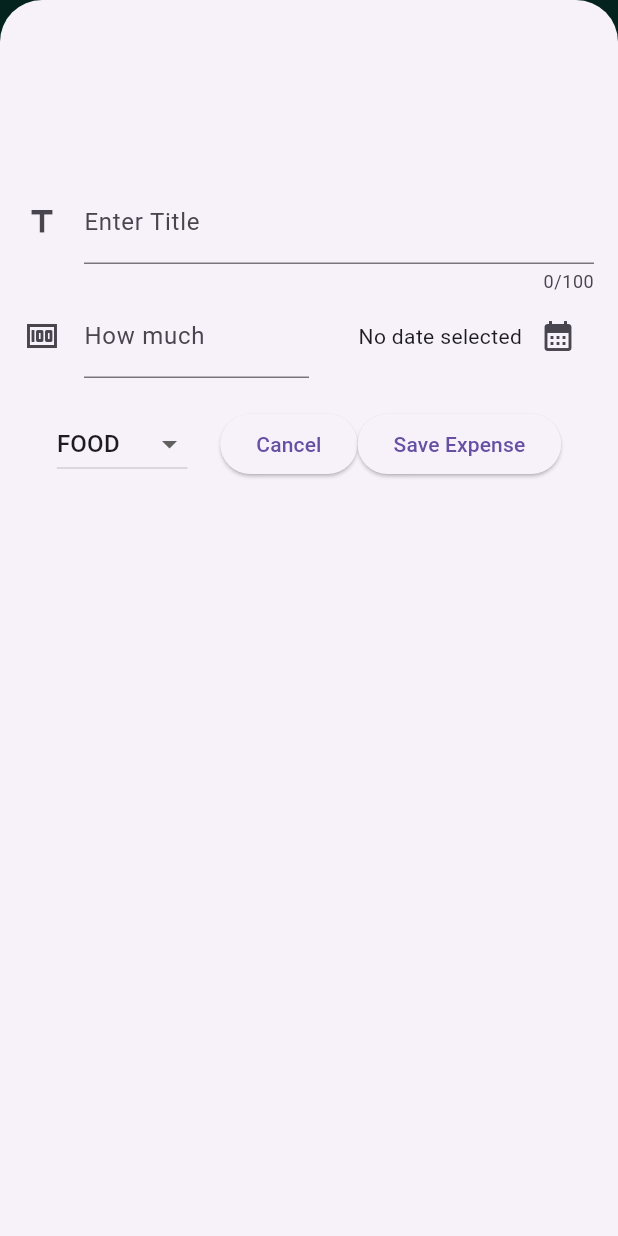
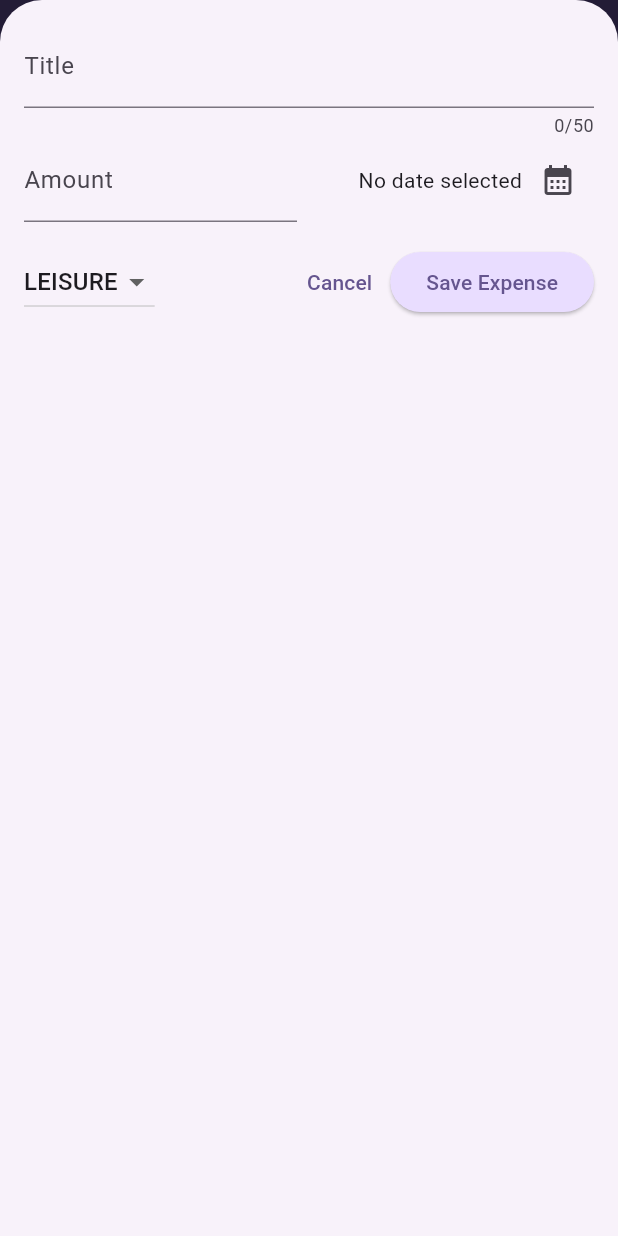
Before and after one commit to andrew21-mch/flutter-udemy, a Flutter app: the screen it shows after launch, after a tap on the "add" icon, on a phone screen of 412 x 824 dp. Run offline on Flutter 3.47's test engine with Material 3 defaults, Android fonts, the phone set to English and light mode, and no system bars.

Commit message:
using media queries for responsivenes

```diff
--- a/lib/main.dart
+++ b/lib/main.dart
@@ -2,10 +2,69 @@ import 'package:flutter/material.dart';
 
 import 'package:expense_tracker/widgets/expenses.dart';
 
+var kColorScheme = ColorScheme.fromSeed(
+  seedColor: const Color.fromARGB(255, 96, 59, 181),
+);
+
+var kDarkColorScheme = ColorScheme.fromSeed(
+  brightness: Brightness.dark,
+  seedColor: const Color.fromARGB(255, 5, 99, 125),
+);
+
 void main() {
+  // WidgetsFlutterBinding.ensureInitialized(); | adjust device orientation
+  // SystemChrome.setPreferredOrientations([
+  //   DeviceOrientation.portraitUp,
+  // ]).then((fn) {
   runApp(
-    const MaterialApp(
-      home: Expenses()
+    MaterialApp(
+      darkTheme: ThemeData.dark().copyWith(
+        // useMaterial3: true,
+        colorScheme: kDarkColorScheme,
+        cardTheme: const CardTheme().copyWith(
+          color: kDarkColorScheme.secondaryContainer,
+          margin: const EdgeInsets.symmetric(
+            horizontal: 16,
+            vertical: 8,
+          ),
+        ),
+        elevatedButtonTheme: ElevatedButtonThemeData(
+          style: ElevatedButton.styleFrom(
+            backgroundColor: kDarkColorScheme.primaryContainer,
+            foregroundColor: kDarkColorScheme.onPrimaryContainer,
+          ),
+        ),
+      ),
+      theme: ThemeData().copyWith(
+        // useMaterial3: true,
+        colorScheme: kColorScheme,
+        appBarTheme: const AppBarTheme().copyWith(
+          backgroundColor: kColorScheme.onPrimaryContainer,
+          foregroundColor: kColorScheme.primaryContainer,
+        ),
+        cardTheme: const CardTheme().copyWith(
+          color: kColorScheme.secondaryContainer,
+          margin: const EdgeInsets.symmetric(
+            horizontal: 16,
+            vertical: 8,
+          ),
+        ),
+        elevatedButtonTheme: ElevatedButtonThemeData(
+          style: ElevatedButton.styleFrom(
+            backgroundColor: kColorScheme.primaryContainer,
+          ),
+        ),
+        textTheme: ThemeData().textTheme.copyWith(
+              titleLarge: TextStyle(
+                fontWeight: FontWeight.bold,
+                color: kColorScheme.onSecondaryContainer,
+                fontSize: 16,
+              ),
+            ),
+      ),
+      // themeMode: ThemeMode.system, // default
+      home: const Expenses(),
     ),
   );
 }
+// }
--- a/lib/models/expense.dart
+++ b/lib/models/expense.dart
@@ -6,23 +6,23 @@ final formatter = DateFormat.yMd();
 
 const uuid = Uuid();
 
+enum Category { food, travel, leisure, work, school }
+
 const categoryIcons = {
   Category.food: Icons.lunch_dining,
   Category.travel: Icons.flight_takeoff,
   Category.leisure: Icons.movie,
   Category.work: Icons.work,
-  Category.school: Icons.school
+  Category.school: Icons.school,
 };
 
-enum Category { food, travel, leisure, work, school }
-
 class Expense {
-  Expense(
-      {required this.title,
-      required this.amount,
-      required this.date,
-      required this.category})
-      : id = uuid.v4();
+  Expense({
+    required this.title,
+    required this.amount,
+    required this.date,
+    required this.category,
+  }) : id = uuid.v4();
 
   final String id;
   final String title;
@@ -30,8 +30,32 @@ class Expense {
   final DateTime date;
   final Category category;
 
-
-  get formatedDate {
+  String get formattedDate {
     return formatter.format(date);
   }
 }
+
+class ExpenseBucket {
+  const ExpenseBucket({
+    required this.category,
+    required this.expenses,
+  });
+
+  ExpenseBucket.forCategory(List<Expense> allExpenses, this.category)
+      : expenses = allExpenses
+            .where((expense) => expense.category == category)
+            .toList();
+
+  final Category category;
+  final List<Expense> expenses;
+
+  double get totalExpenses {
+    double sum = 0;
+
+    for (final expense in expenses) {
+      sum += expense.amount; // sum = sum + expense.amount
+    }
+
+    return sum;
+  }
+}
--- /dev/null
+++ b/lib/widgets/chart/chart.dart
@@ -0,0 +1,95 @@
+import 'package:flutter/material.dart';
+
+import 'package:expense_tracker/widgets/chart/chart_bar.dart';
+import 'package:expense_tracker/models/expense.dart';
+
+class Chart extends StatelessWidget {
+  const Chart({super.key, required this.expenses});
+
+  final List<Expense> expenses;
+
+  List<ExpenseBucket> get buckets {
+    return [
+      ExpenseBucket.forCategory(expenses, Category.food),
+      ExpenseBucket.forCategory(expenses, Category.leisure),
+      ExpenseBucket.forCategory(expenses, Category.travel),
+      ExpenseBucket.forCategory(expenses, Category.work),
+    ];
+  }
+
+  double get maxTotalExpense {
+    double maxTotalExpense = 0;
+
+    for (final bucket in buckets) {
+      if (bucket.totalExpenses > maxTotalExpense) {
+        maxTotalExpense = bucket.totalExpenses;
+      }
+    }
+
+    return maxTotalExpense;
+  }
+
+  @override
+  Widget build(BuildContext context) {
+    final isDarkMode =
+        MediaQuery.of(context).platformBrightness == Brightness.dark;
+    return Container(
+      margin: const EdgeInsets.all(16),
+      padding: const EdgeInsets.symmetric(
+        vertical: 16,
+        horizontal: 8,
+      ),
+      width: double.infinity,
+      height: 180,
+      decoration: BoxDecoration(
+        borderRadius: BorderRadius.circular(8),
+        gradient: LinearGradient(
+          colors: [
+            Theme.of(context).colorScheme.primary.withOpacity(0.3),
+            Theme.of(context).colorScheme.primary.withOpacity(0.0)
+          ],
+          begin: Alignment.bottomCenter,
+          end: Alignment.topCenter,
+        ),
+      ),
+      child: Column(
+        children: [
+          Expanded(
+            child: Row(
+              crossAxisAlignment: CrossAxisAlignment.end,
+              children: [
+                for (final bucket in buckets) // alternative to map()
+                  ChartBar(
+                    fill: bucket.totalExpenses == 0
+                        ? 0
+                        : bucket.totalExpenses / maxTotalExpense,
+                  )
+              ],
+            ),
+          ),
+          const SizedBox(height: 12),
+          Row(
+            children: buckets // for ... in
+                .map(
+                  (bucket) => Expanded(
+                    child: Padding(
+                      padding: const EdgeInsets.symmetric(horizontal: 4),
+                      child: Icon(
+                        categoryIcons[bucket.category],
+                        color: isDarkMode
+                            ? Theme.of(context).colorScheme.secondary
+                            : Theme.of(context)
+                                .colorScheme
+                                .primary
+                                .withOpacity(0.7),
+                      ),
+                    ),
+                  ),
+                )
+                .toList(),
+          )
+        ],
+      ),
+    );
+  }
+}
--- /dev/null
+++ b/lib/widgets/chart/chart_bar.dart
@@ -0,0 +1,34 @@
+import 'package:flutter/material.dart';
+
+class ChartBar extends StatelessWidget {
+  const ChartBar({
+    super.key,
+    required this.fill,
+  });
+
+  final double fill;
+
+  @override
+  Widget build(BuildContext context) {
+    final isDarkMode =
+        MediaQuery.of(context).platformBrightness == Brightness.dark;
+    return Expanded(
+      child: Padding(
+        padding: const EdgeInsets.symmetric(horizontal: 4),
+        child: FractionallySizedBox(
+          heightFactor: fill, // 0 <> 1
+          child: DecoratedBox(
+            decoration: BoxDecoration(
+              shape: BoxShape.rectangle,
+              borderRadius:
+                  const BorderRadius.vertical(top: Radius.circular(8)),
+              color: isDarkMode
+                  ? Theme.of(context).colorScheme.secondary
+                  : Theme.of(context).colorScheme.primary.withOpacity(0.65),
+            ),
+          ),
+        ),
+      ),
+    );
+  }
+}
--- a/lib/widgets/expenses.dart
+++ b/lib/widgets/expenses.dart
@@ -1,8 +1,9 @@
-import 'package:expense_tracker/data/expenses.dart';
+import 'package:flutter/material.dart';
+
+import 'package:expense_tracker/widgets/new_expense.dart';
 import 'package:expense_tracker/widgets/expenses_list/expenses_list.dart';
 import 'package:expense_tracker/models/expense.dart';
-import 'package:expense_tracker/widgets/new_expense.dart';
-import 'package:flutter/material.dart';
+import 'package:expense_tracker/widgets/chart/chart.dart';
 
 class Expenses extends StatefulWidget {
   const Expenses({super.key});
@@ -14,90 +15,103 @@ class Expenses extends StatefulWidget {
 }
 
 class _ExpensesState extends State<Expenses> {
-  final List<Expense> _expenses = expenses;
+  final List<Expense> _registeredExpenses = [
+    Expense(
+      title: 'Flutter Course',
+      amount: 19.99,
+      date: DateTime.now(),
+      category: Category.work,
+    ),
+    Expense(
+      title: 'Cinema',
+      amount: 15.69,
+      date: DateTime.now(),
+      category: Category.leisure,
+    ),
+  ];
 
   void _openAddExpenseOverlay() {
     showModalBottomSheet(
+      isScrollControlled: true,
+      useSafeArea: true,
       context: context,
-        isScrollControlled: true,
-        isDismissible: true,
-        builder: (ctx) => NewExpense(onAddExpense: _addExpense));
+      builder: (ctx) => NewExpense(onAddExpense: _addExpense),
+    );
   }
 
   void _addExpense(Expense expense) {
     setState(() {
-      _expenses.add(expense);
+      _registeredExpenses.add(expense);
     });
   }
 
   void _removeExpense(Expense expense) {
-    final expenseIndex = _expenses.indexOf(expense);
+    final expenseIndex = _registeredExpenses.indexOf(expense);
     setState(() {
-      expenses.remove(expense);
+      _registeredExpenses.remove(expense);
     });
-
     ScaffoldMessenger.of(context).clearSnackBars();
     ScaffoldMessenger.of(context).showSnackBar(
       SnackBar(
-        content: Text("Expense Deleted"),
-        duration: Duration(seconds: 3),
+        duration: const Duration(seconds: 3),
+        content: const Text('Expense deleted.'),
         action: SnackBarAction(
-            label: "Undo",
+          label: 'Undo',
           onPressed: () {
             setState(() {
-                _expenses.insert(expenseIndex, expense);
+              _registeredExpenses.insert(expenseIndex, expense);
             });
-            }),
+          },
+        ),
       ),
     );
   }
 
   @override
   Widget build(BuildContext context) {
-    Widget mainContent = Center(
-      child: Card(
-        color: Colors.white,
-        child: Container(
-          padding: EdgeInsets.all(12),
-          child: SizedBox(
-            height: 130,
-            child: Column(
-              mainAxisAlignment: MainAxisAlignment.center,
-              mainAxisSize: MainAxisSize.max,
-              children: [
-                Icon(Icons.hourglass_empty),
-                Text("No Expenses Found")
-              ],
-            ),
-          ),
-        ),
-      ),
+    // check the device with
+
+    var width = MediaQuery.of(context).size.width;
+    print(MediaQuery.of(context).size.height);
+    Widget mainContent = const Center(
+      child: Text('No expenses found. Start adding some!'),
     );
+
+    if (_registeredExpenses.isNotEmpty) {
+      mainContent = ExpensesList(
+        expenses: _registeredExpenses,
+        onRemoveExpense: _removeExpense,
+      );
+    }
+
     return Scaffold(
       appBar: AppBar(
-        title: Text(
-          "Expense Tracker",
-          style: TextStyle(color: Colors.white),
-        ),
-        backgroundColor: const Color.fromARGB(255, 9, 77, 67),
+        title: const Text('Flutter ExpenseTracker'),
         actions: [
           IconButton(
             onPressed: _openAddExpenseOverlay,
-            icon: Icon(Icons.add),
-            color: Colors.white,
-          )
+            icon: const Icon(Icons.add),
+          ),
         ],
       ),
-      body: Column(
+      body: width < 600
+          ? Column(
               children: [
-          Text("The Chart Here"),
+                Chart(expenses: _registeredExpenses),
                 Expanded(
-              child: _expenses.isNotEmpty
-                  ? ExpensesList(
-                      expenses: _expenses,
-                      onRemoveExpense: _removeExpense,
+                  child: mainContent,
+                ),
+              ],
             )
-                  : mainContent),
+          : Row(
+              children: [
+                Expanded(
+                  child: Chart(expenses: _registeredExpenses),
+                ),
+                const SizedBox(width: 16),
+                Expanded(
+                  child: mainContent,
+                ),
               ],
             ),
     );
--- a/lib/widgets/expenses_list/expense_item.dart
+++ b/lib/widgets/expenses_list/expense_item.dart
@@ -1,5 +1,6 @@
+import 'package:flutter/material.dart';
+
 import 'package:expense_tracker/models/expense.dart';
-import 'package:flutter/material.dart';
 
 class ExpenseItem extends StatelessWidget {
   const ExpenseItem(this.expense, {super.key});
@@ -10,28 +11,36 @@ class ExpenseItem extends StatelessWidget {
   Widget build(BuildContext context) {
     return Card(
       child: Padding(
-          padding: const EdgeInsets.symmetric(vertical: 16, horizontal: 20),
+        padding: const EdgeInsets.symmetric(
+          horizontal: 20,
+          vertical: 16,
+        ),
         child: Column(
+          crossAxisAlignment: CrossAxisAlignment.start,
           children: [
-              Text(expense.title),
-              SizedBox(height: 4),
+            Text(
+              expense.title,
+              style: Theme.of(context).textTheme.titleLarge,
+            ),
+            const SizedBox(height: 4),
             Row(
               children: [
-                  Text('\X\O\F ${expense.amount.toStringAsFixed(2)}'),
+                Text(
+                  '\$${expense.amount.toStringAsFixed(2)}',
+                ),
                 const Spacer(),
                 Row(
                   children: [
                     Icon(categoryIcons[expense.category]),
-                      SizedBox(
-                        width: 8,
+                    const SizedBox(width: 8),
+                    Text(expense.formattedDate),
+                  ],
                 ),
-                      Text(expense.formatedDate)
               ],
-                  )
+            ),
           ],
-              )
-            ],
-          )),
+        ),
+      ),
     );
   }
 }
--- a/lib/widgets/expenses_list/expenses_list.dart
+++ b/lib/widgets/expenses_list/expenses_list.dart
@@ -1,23 +1,36 @@
-import 'package:expense_tracker/models/expense.dart';
-import 'package:expense_tracker/widgets/expenses_list/expense_item.dart';
 import 'package:flutter/material.dart';
 
+import 'package:expense_tracker/widgets/expenses_list/expense_item.dart';
+import 'package:expense_tracker/models/expense.dart';
+
 class ExpensesList extends StatelessWidget {
-  const ExpensesList({super.key, required this.expenses, required this.onRemoveExpense});
+  const ExpensesList({
+    super.key,
+    required this.expenses,
+    required this.onRemoveExpense,
+  });
 
+  final List<Expense> expenses;
   final void Function(Expense expense) onRemoveExpense;
 
-  final List<Expense> expenses;
   @override
   Widget build(BuildContext context) {
     return ListView.builder(
       itemCount: expenses.length,
       itemBuilder: (ctx, index) => Dismissible(
         key: ValueKey(expenses[index]),
-        child: ExpenseItem(expenses[index]),
+        background: Container(
+          color: Theme.of(context).colorScheme.error.withOpacity(0.75),
+          margin: EdgeInsets.symmetric(
+            horizontal: Theme.of(context).cardTheme.margin!.horizontal,
+          ),
+        ),
         onDismissed: (direction) {
           onRemoveExpense(expenses[index]);
-        }
+        },
+        child: ExpenseItem(
+          expenses[index],
+        ),
       ),
     );
   }
--- a/lib/widgets/new_expense.dart
+++ b/lib/widgets/new_expense.dart
@@ -5,120 +5,94 @@ import 'package:expense_tracker/models/expense.dart';
 class NewExpense extends StatefulWidget {
   const NewExpense({super.key, required this.onAddExpense});
 
-  final Function(Expense expense) onAddExpense;
+  final void Function(Expense expense) onAddExpense;
 
   @override
-  State<StatefulWidget> createState() {
+  State<NewExpense> createState() {
     return _NewExpenseState();
   }
 }
 
 class _NewExpenseState extends State<NewExpense> {
-  // var _enteredTitle = '';
-
-  // void _saveTitleInput(String inputValue){
-  //   _enteredTitle = inputValue;
-  // }
-
   final _titleController = TextEditingController();
   final _amountController = TextEditingController();
   DateTime? _selectedDate;
+  Category _selectedCategory = Category.leisure;
 
-  Category _selectedCategory = Category.food;
-
-  void setCategory(category) {
+  void _presentDatePicker() async {
+    final now = DateTime.now();
+    final firstDate = DateTime(now.year - 1, now.month, now.day);
+    final pickedDate = await showDatePicker(
+      context: context,
+      initialDate: now,
+      firstDate: firstDate,
+      lastDate: now,
+    );
     setState(() {
-      _selectedCategory = category;
+      _selectedDate = pickedDate;
     });
   }
 
-  void submitExpenseData() {
-    final enteredAmount = double.tryParse(_amountController.text.trim());
-    final amountIsInvalid =
-        (enteredAmount == null) || (enteredAmount <= 0) ? true : false;
-
+  void _submitExpenseData() {
+    final enteredAmount = double.tryParse(_amountController
+        .text); // tryParse('Hello') => null, tryParse('1.12') => 1.12
+    final amountIsInvalid = enteredAmount == null || enteredAmount <= 0;
     if (_titleController.text.trim().isEmpty ||
         amountIsInvalid ||
         _selectedDate == null) {
       showDialog(
         context: context,
         builder: (ctx) => AlertDialog(
-          icon: Icon(Icons.warning),
-          iconColor: Colors.red,
-          title: Text("invalid input"),
-          content: Text(
-              "Please make sure a valid title, amount, date and catery where entered"),
+          title: const Text('Invalid input'),
+          content: const Text(
+              'Please make sure a valid title, amount, date and category was entered.'),
           actions: [
             TextButton(
               onPressed: () {
                 Navigator.pop(ctx);
               },
-                child: Text("Okay"))
+              child: const Text('Okay'),
+            ),
           ],
         ),
       );
       return;
     }
 
-    widget.onAddExpense(Expense(
+    widget.onAddExpense(
+      Expense(
         title: _titleController.text,
         amount: enteredAmount,
         date: _selectedDate!,
-        category: _selectedCategory));
-
-    // showDialog(
-    //   context: context,
-    //   builder: (ctc) => AlertDialog(
-    //     title: Text("Expense Added"),
-    //     content: Text("Your Expenese was added"),
-    //     icon: Icon(Icons.check),
-    //     iconColor: Colors.green,
-    //     actions: [
-    //       TextButton(
-    //         onPressed: () => Navigator.pop(context),
-    //         child: Text("Close"),
-    //       )
-    //     ],
-    //   ),
-    // );
-
+        category: _selectedCategory,
+      ),
+    );
     Navigator.pop(context);
-  }
-
-
-
-
-  void _presentDatePicker() async {
-    final now = DateTime.now();
-    final firstDate = DateTime(now.year - 1, now.month, now.day);
-
-    final pickedDate = await showDatePicker(
-        context: context, firstDate: firstDate, lastDate: now);
-
-    setState(() {
-      _selectedDate = pickedDate;
-    });
   }
 
   @override
   void dispose() {
-    super.dispose();
     _titleController.dispose();
     _amountController.dispose();
+    super.dispose();
   }
 
   @override
   Widget build(BuildContext context) {
-    return Padding(
-        padding: EdgeInsets.fromLTRB(16, 120, 16, 16),
+    final keyboardSpace = MediaQuery.of(context).viewInsets.bottom;
+    return SizedBox(
+      height: double.infinity,
+      child: SingleChildScrollView(
+        child: Padding(
+          padding: EdgeInsets.fromLTRB(16, 16, 16, keyboardSpace + 16),
           child: Column(
             children: [
               TextField(
                 controller: _titleController,
-              maxLength: 100,
-              keyboardType: TextInputType.text,
-              decoration: InputDecoration(
-                  icon: Icon(Icons.title), label: Text("Enter Title")),
+                maxLength: 50,
+                decoration: const InputDecoration(
+                  label: Text('Title'),
+                ),
               ),
               Row(
                 children: [
@@ -126,61 +100,75 @@ class _NewExpenseState extends State<NewExpense> {
                     child: TextField(
                       controller: _amountController,
                       keyboardType: TextInputType.number,
-                    decoration: InputDecoration(
-                        prefixText: "XOF ",
-                        icon: Icon(Icons.money),
-                        label: Text("How much")),
+                      decoration: const InputDecoration(
+                        prefixText: '\$ ',
+                        label: Text('Amount'),
                       ),
                     ),
+                  ),
+                  const SizedBox(width: 16),
                   Expanded(
                     child: Row(
                       mainAxisAlignment: MainAxisAlignment.end,
+                      crossAxisAlignment: CrossAxisAlignment.center,
                       children: [
-                      Text(_selectedDate == null
-                          ? "No date selected"
-                          : formatter.format(_selectedDate!)),
+                        Text(
+                          _selectedDate == null
+                              ? 'No date selected'
+                              : formatter.format(_selectedDate!),
+                        ),
                         IconButton(
                           onPressed: _presentDatePicker,
-                        icon: Icon(Icons.calendar_month),
-                      )
+                          icon: const Icon(
+                            Icons.calendar_month,
+                          ),
+                        ),
                       ],
                     ),
-                )
+                  ),
                 ],
               ),
-            SizedBox(height: 20),
+              const SizedBox(height: 16),
               Row(
-              mainAxisAlignment: MainAxisAlignment.end,
                 children: [
-                Spacer(),
                   DropdownButton(
                     value: _selectedCategory,
-                    items: Category.values.map((item) {
-                      return DropdownMenuItem(
-                        value: item,
+                    items: Category.values
+                        .map(
+                          (category) => DropdownMenuItem(
+                            value: category,
                             child: Text(
-                          item.name.toUpperCase(),
+                              category.name.toUpperCase(),
                             ),
-                      );
-                    }).toList(),
-                    onChanged: (value) => setCategory(value!)),
-                Spacer(),
-                ElevatedButton(
-                    style: ButtonStyle(),
+                          ),
+                        )
+                        .toList(),
+                    onChanged: (value) {
+                      if (value == null) {
+                        return;
+                      }
+                      setState(() {
+                        _selectedCategory = value;
+                      });
+                    },
+                  ),
+                  const Spacer(),
+                  TextButton(
                     onPressed: () {
                       Navigator.pop(context);
                     },
-                    child: Text("Cancel")),
+                    child: const Text('Cancel'),
+                  ),
                   ElevatedButton(
-                  onPressed: () {
-                    submitExpenseData();
-                  },
-                  child: Text("Save Expense"),
+                    onPressed: _submitExpenseData,
+                    child: const Text('Save Expense'),
                   ),
-                Spacer(),
                 ],
-            )
+              ),
             ],
-        ));
+          ),
+        ),
+      ),
+    );
   }
 }
```
Also changed, not shown: 1 other file. Lines whose indentation alone changed are shown as unchanged.
